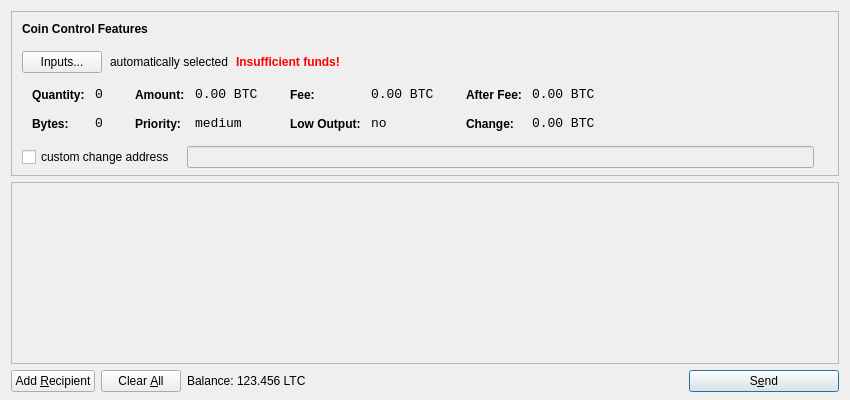
Before: the Qt Designer form src/qt/forms/sendcoinsdialog.ui in WhisperCoin/NewCoin, drawn with Qt 5.
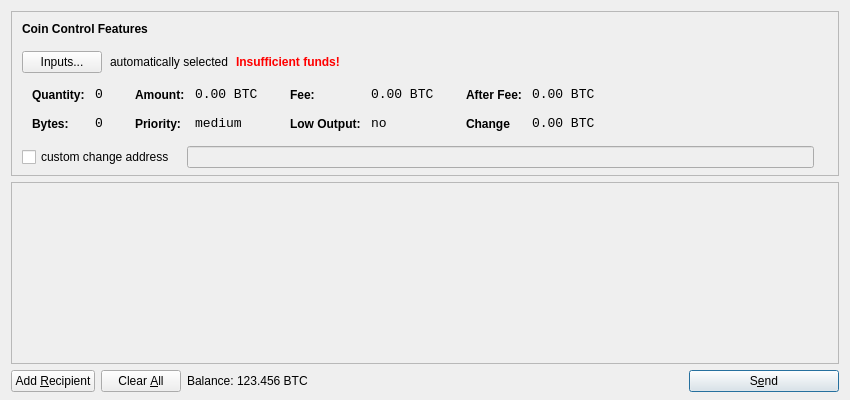
After: the same form once the commit is applied. Icons and pictures are not drawn.

Patch:
```diff
--- a/src/qt/forms/sendcoinsdialog.ui
+++ b/src/qt/forms/sendcoinsdialog.ui
@@ -506,7 +506,7 @@
                   <string notr="true">font-weight:bold;</string>
                  </property>
                  <property name="text">
-                  <string>Change:</string>
+                  <string>Change</string>
                  </property>
                 </widget>
                </item>
@@ -720,7 +720,7 @@
           <cursorShape>IBeamCursor</cursorShape>
          </property>
          <property name="text">
-          <string>123.456 LTC</string>
+          <string>123.456 BTC</string>
          </property>
          <property name="textInteractionFlags">
           <set>Qt::LinksAccessibleByMouse|Qt::TextSelectableByKeyboard|Qt::TextSelectableByMouse</set>
```
Left out of the diff: 12 changed lines with no effect on the pictures.
